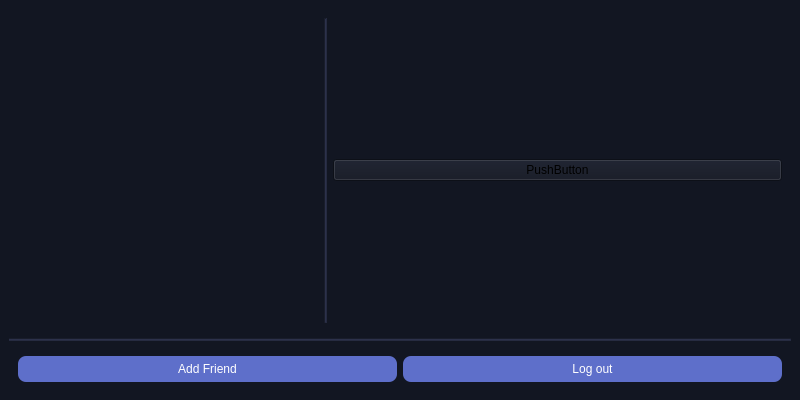
ftelnov/qtChatClient, file mainwindow.ui: the form before one commit.
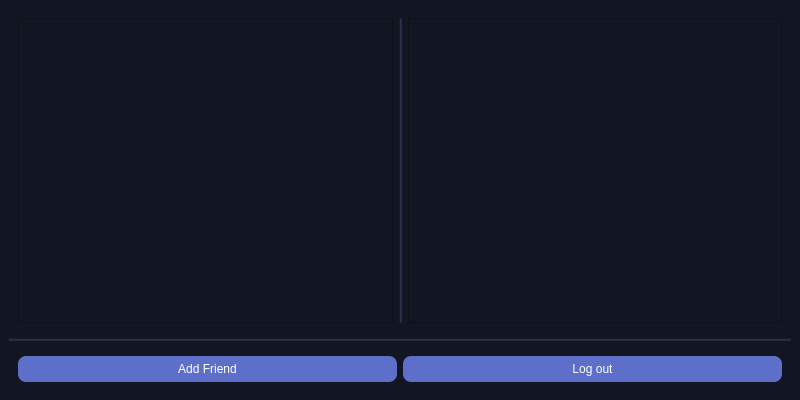
The form after the commit. Icons and pictures are not drawn.

Commit message: Done with scroll areas

Diff of the .ui file:
```diff
--- a/mainwindow.ui
+++ b/mainwindow.ui
@@ -44,54 +44,62 @@
       </property>
       <layout class="QHBoxLayout" name="horizontalLayout">
        <item>
-        <widget class="QWidget" name="chatPreviewsContainer" native="true">
+        <widget class="QScrollArea" name="previewsContainer">
          <property name="sizePolicy">
-          <sizepolicy hsizetype="Minimum" vsizetype="Minimum">
+          <sizepolicy hsizetype="Preferred" vsizetype="Expanding">
            <horstretch>0</horstretch>
            <verstretch>0</verstretch>
           </sizepolicy>
          </property>
-         <property name="maximumSize">
-          <size>
-           <width>300</width>
-           <height>16777215</height>
-          </size>
+         <property name="widgetResizable">
+          <bool>true</bool>
          </property>
-         <property name="layoutDirection">
-          <enum>Qt::LeftToRight</enum>
+         <property name="alignment">
+          <set>Qt::AlignLeading|Qt::AlignLeft|Qt::AlignTop</set>
          </property>
-         <layout class="QVBoxLayout" name="chatPreviews">
-          <item>
-           <widget class="QWidget" name="chatsPreviews" native="true">
-            <property name="sizePolicy">
-             <sizepolicy hsizetype="Preferred" vsizetype="MinimumExpanding">
-              <horstretch>0</horstretch>
-              <verstretch>0</verstretch>
-             </sizepolicy>
+         <widget class="QWidget" name="previewsContainerWidget">
+          <property name="geometry">
+           <rect>
+            <x>0</x>
+            <y>0</y>
+            <width>373</width>
+            <height>300</height>
+           </rect>
             </property>
             <layout class="QVBoxLayout" name="verticalLayout">
              <property name="spacing">
-              <number>2</number>
-             </property>
-             <property name="sizeConstraint">
-              <enum>QLayout::SetMinimumSize</enum>
+            <number>1</number>
              </property>
              <property name="leftMargin">
-              <number>0</number>
+            <number>2</number>
              </property>
              <property name="topMargin">
-              <number>0</number>
+            <number>2</number>
              </property>
              <property name="rightMargin">
-              <number>0</number>
+            <number>2</number>
              </property>
              <property name="bottomMargin">
-              <number>0</number>
-             </property>
-            </layout>
-           </widget>
-          </item>
-         </layout>
+            <number>2</number>
+           </property>
+           <item>
+            <spacer name="previewsSpacer">
+             <property name="orientation">
+              <enum>Qt::Vertical</enum>
+             </property>
+             <property name="sizeType">
+              <enum>QSizePolicy::Expanding</enum>
+             </property>
+             <property name="sizeHint" stdset="0">
+              <size>
+               <width>20</width>
+               <height>293</height>
+              </size>
+             </property>
+            </spacer>
+           </item>
+          </layout>
+         </widget>
         </widget>
        </item>
        <item>
@@ -105,15 +113,60 @@
         </widget>
        </item>
        <item>
+        <widget class="QScrollArea" name="messagesContainer">
+         <property name="sizePolicy">
+          <sizepolicy hsizetype="Preferred" vsizetype="Expanding">
+           <horstretch>0</horstretch>
+           <verstretch>0</verstretch>
+          </sizepolicy>
+         </property>
+         <property name="widgetResizable">
+          <bool>true</bool>
+         </property>
+         <property name="alignment">
+          <set>Qt::AlignLeading|Qt::AlignLeft|Qt::AlignTop</set>
+         </property>
+         <widget class="QWidget" name="messagesContainerWidget">
+          <property name="geometry">
+           <rect>
+            <x>0</x>
+            <y>0</y>
+            <width>372</width>
+            <height>300</height>
+           </rect>
+          </property>
         <layout class="QVBoxLayout" name="verticalLayout_2">
+           <property name="spacing">
+            <number>1</number>
+           </property>
+           <property name="leftMargin">
+            <number>2</number>
+           </property>
+           <property name="topMargin">
+            <number>2</number>
+           </property>
+           <property name="rightMargin">
+            <number>2</number>
+           </property>
+           <property name="bottomMargin">
+            <number>2</number>
+           </property>
          <item>
-          <widget class="QPushButton" name="pushButton">
-           <property name="text">
-            <string>PushButton</string>
-           </property>
-          </widget>
-         </item>
-        </layout>
+            <spacer name="messagesSpacer">
+             <property name="orientation">
+              <enum>Qt::Vertical</enum>
+             </property>
+             <property name="sizeHint" stdset="0">
+              <size>
+               <width>20</width>
+               <height>293</height>
+              </size>
+             </property>
+            </spacer>
+           </item>
+          </layout>
+         </widget>
+        </widget>
        </item>
       </layout>
      </widget>
```
Lines whose indentation alone changed are shown as unchanged. The commit also changes 5 other files.
